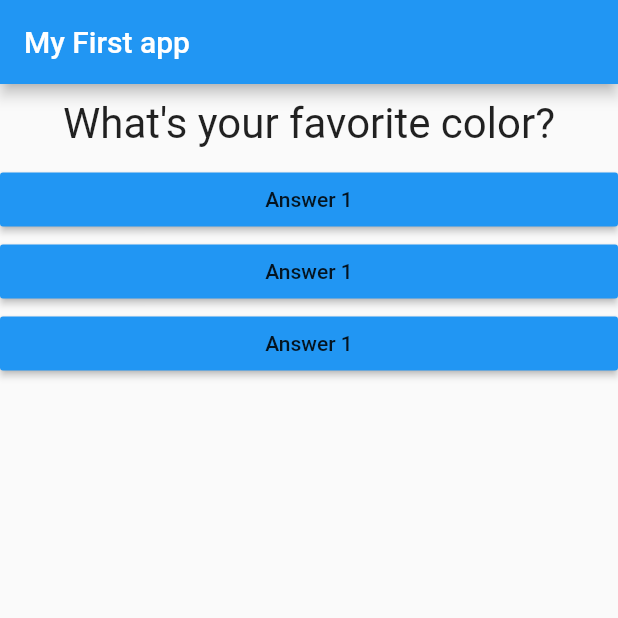
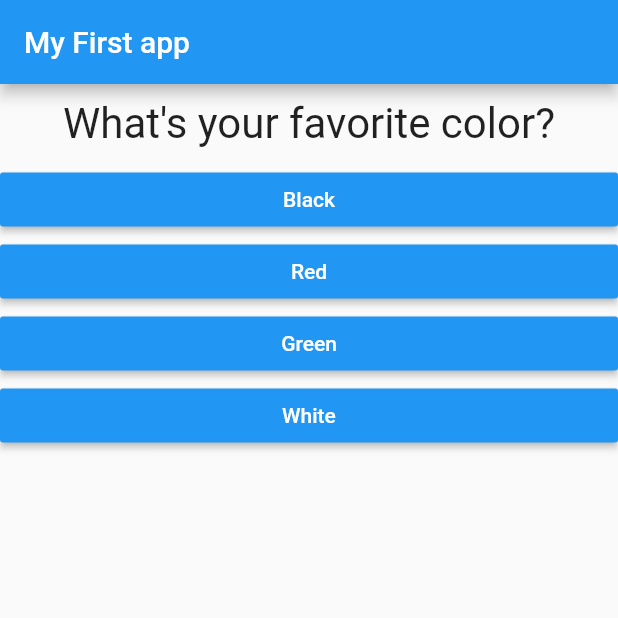
Before and after one commit to brent-stone/flutter_udemy_tutorial, a Flutter app: the screen it shows after launch, on a phone screen of 412 x 824 dp, the top half of it. Run offline on Flutter 3.47's test engine with Material 2 defaults, Android fonts, the light colour scheme and no system bars.

Commit message:
Lecture 45: Maps and ... spread operator
Introduced maps (dictionaries) and used them to more dynamically populate questions and answers. Also introduced the ... spread operator to expand an iterable data structure into component elements.

```diff
--- a/lib/answer.dart
+++ b/lib/answer.dart
@@ -2,8 +2,9 @@ import 'package:flutter/material.dart';
 
 class Answer extends StatelessWidget {
   final Function selectHandler;
+  final String answerText;
 
-  Answer(this.selectHandler);
+  Answer(this.selectHandler, this.answerText);
 
   @override
   Widget build(BuildContext context) {
@@ -11,7 +12,8 @@ class Answer extends StatelessWidget {
       width: double.infinity,
       child: RaisedButton(
         color: Colors.blue,
-        child: Text('Answer 1'),
+        textColor: Colors.white,
+        child: Text(answerText),
         onPressed: selectHandler,
       ),
     );
--- a/lib/main.dart
+++ b/lib/main.dart
@@ -27,8 +27,19 @@ class _MyAppState extends State<MyApp> {
 
   Widget build(BuildContext context) {
     var questions = [
-      "What\'s your favorite color?",
-      "What\'s your favorite city?",
+      // alternatively: Map()
+      {
+        'questionText': "What\'s your favorite color?",
+        'answers': ['Black', 'Red', 'Green', 'White'],
+      },
+      {
+        'questionText': "What\'s your favorite city?",
+        'answers': ['Boston', 'Savannah', 'Paris', 'Seoul'],
+      },
+      {
+        'questionText': "Who\'s your favorite instructor?",
+        'answers': ['Max', 'Sarah', 'John', 'Kim'],
+      },
     ];
 
     return MaterialApp(
@@ -39,11 +50,14 @@ class _MyAppState extends State<MyApp> {
         body: Column(
           children: [
             Question(
-              questions[_questionIndex], // or questions[0]
+              questions[_questionIndex]['questionText'], // or questions[0]
             ),
-            Answer(_answerQuestion),
-            Answer(_answerQuestion),
-            Answer(_answerQuestion),
+
+            /// ... is the spread operator
+            ...(questions[_questionIndex]['answers'] as List<String>)
+                .map((answer) {
+              return Answer(_answerQuestion, answer);
+            }).toList()
           ],
         ),
       ),
```
Also changed, not shown: 1 other file.
